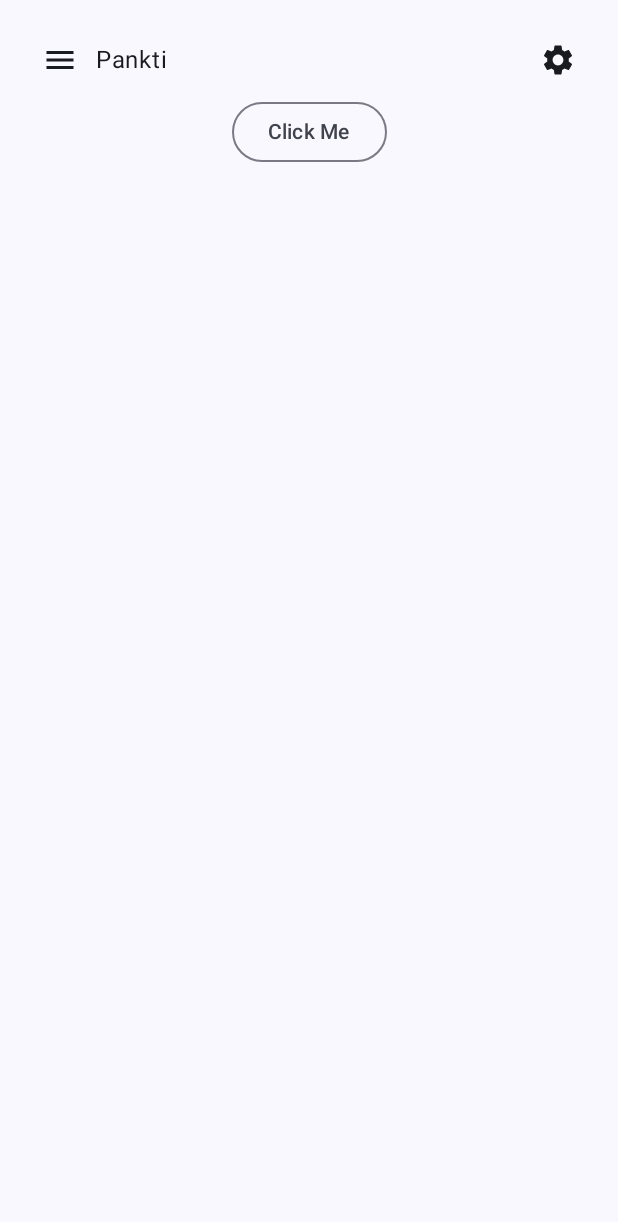
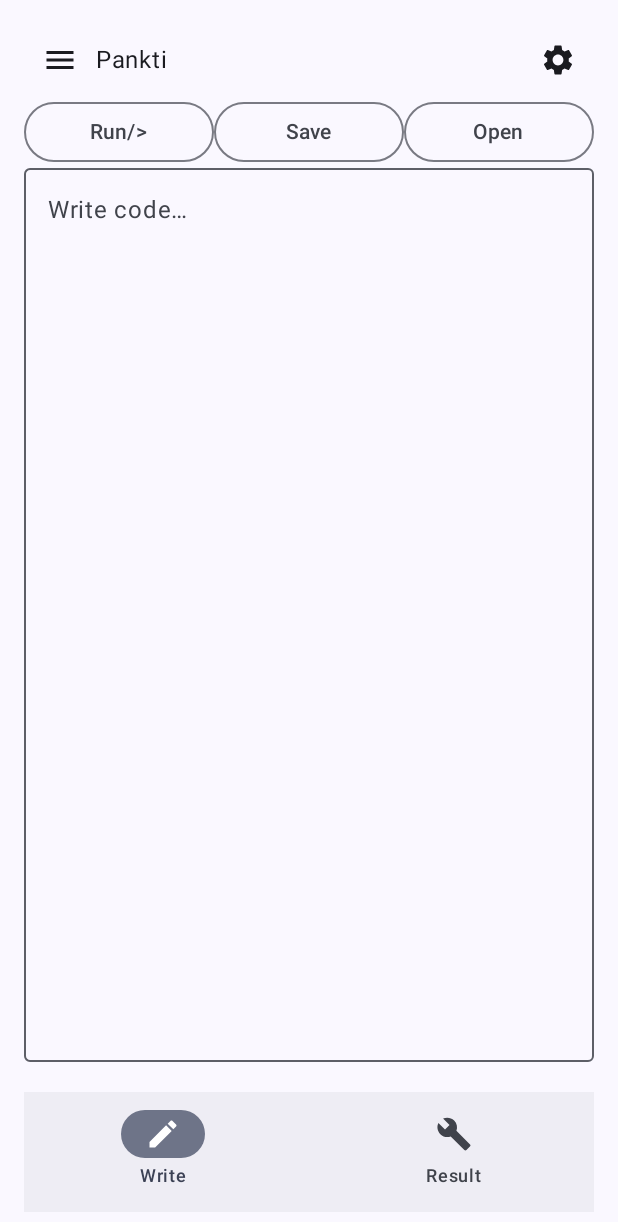
Before and after one commit to bauripalash/Pankti-Android, an Android app built with Jetpack Compose: the Editor screen opened through its navigation route, on a phone screen of 412 x 824 dp. Before the commit the part shown is almost empty. Shown: the top 1222 px of the screen. Run offline under Robolectric (Android 15) with nearby library versions, the phone set to English and light mode, and no system bars.

Commit message:
Added Editor Screen with Bottom Bar

```diff
--- a/app/src/main/java/bauri/palash/panktimob/views/EditorFragment.kt
+++ b/app/src/main/java/bauri/palash/panktimob/views/EditorFragment.kt
@@ -27,7 +27,7 @@ fun EditorFragment(scope: CoroutineScope, dState: DrawerState){
             verticalArrangement = Arrangement.Top,
             horizontalAlignment = Alignment.CenterHorizontally) {
             TopMenu(scope, dState )
-            EditorScreen("Mango")
+            EditorView()
         }
 
     }
--- a/app/src/main/java/bauri/palash/panktimob/views/EditorScreen.kt
+++ b/app/src/main/java/bauri/palash/panktimob/views/EditorScreen.kt
@@ -1,14 +1,170 @@
 package bauri.palash.panktimob.views
 
-import androidx.compose.material3.Button
-import androidx.compose.material3.OutlinedButton
-import androidx.compose.material3.Text
-import androidx.compose.runtime.Composable
+import android.annotation.SuppressLint
+import androidx.compose.foundation.layout.*
+//import androidx.compose.foundation.layout.RowScopeInstance.weight
+
+import androidx.compose.material.icons.Icons
+import androidx.compose.material.icons.filled.Build
+import androidx.compose.material.icons.filled.Edit
+import androidx.compose.material.icons.filled.Favorite
+import androidx.compose.material3.*
+import androidx.compose.runtime.*
+import androidx.compose.ui.Alignment
+import androidx.compose.ui.Modifier
+import androidx.compose.ui.res.stringResource
+import androidx.compose.ui.text.input.TextFieldValue
+import androidx.compose.ui.tooling.preview.Preview
+import androidx.compose.ui.unit.dp
+import androidx.navigation.NavController
+import androidx.navigation.NavHostController
+import androidx.navigation.compose.NavHost
+import androidx.navigation.compose.composable
+import androidx.navigation.compose.rememberNavController
+import bauri.palash.panktimob.R
+
+sealed class EditorScreenItems(var title : String , var route : String){
+    object Write : EditorScreenItems("Write" , "write")
+    object RunResult : EditorScreenItems("Result" , route = "result")
+}
+
+@OptIn(ExperimentalMaterial3Api::class)
+@Composable
+fun CodeEdit(){
+
+
+        val outval = remember {
+            mutableStateOf(TextFieldValue(""))
+        }
+        Column(
+            modifier = Modifier.fillMaxSize(),
+
+            verticalArrangement = Arrangement.Top,
+            horizontalAlignment = Alignment.CenterHorizontally
+        ) {
+            OutlinedTextField(
+                value = outval.value, onValueChange = { outval.value = it },
+                placeholder = { Text(text = stringResource(id = R.string.code_input_hint)) },
+                modifier = Modifier
+                    .fillMaxSize()
+                    .padding(bottom = 100.dp)
+
+
+            )
+
+        }
+
+
+
+}
+
+
+
+@OptIn(ExperimentalMaterial3Api::class)
+@Composable
+fun CodeResult(){
+    val outval = remember {
+        mutableStateOf(TextFieldValue(""))
+    }
+    Column(
+        modifier = Modifier.fillMaxSize(),
+
+        verticalArrangement = Arrangement.Top,
+        horizontalAlignment = Alignment.CenterHorizontally
+    ) {
+        OutlinedTextField(
+            value = outval.value, onValueChange = { outval.value = it },
+            placeholder = { Text(text = stringResource(id = R.string.code_output_hint)) },
+            modifier = Modifier
+                .fillMaxSize()
+                .padding(bottom = 100.dp)
+
+
+        )
+
+    }
+}
+
+@Composable
+fun EditorWriteScreen(navController: NavHostController){
+    Column(modifier = Modifier.fillMaxSize()) {
+        Row(modifier = Modifier.fillMaxWidth()) {
+            OutlinedButton(onClick = { /*TODO*/ } , modifier = Modifier.weight(0.4F)) {
+                Text(text = "Run/>")
+            }
+
+            OutlinedButton(onClick = { /*TODO*/ } , modifier = Modifier.weight(0.4F)) {
+                Text(text = "Save")
+            }
+            OutlinedButton(onClick = { /*TODO*/ } , modifier = Modifier.weight(0.4F)) {
+                Text(text = "Open")
+            }
+        }
+        NavHost(navController, startDestination = EditorScreenItems.Write.route) {
+            composable(EditorScreenItems.Write.route) {
+                CodeEdit()
+            }
+            composable(EditorScreenItems.RunResult.route) {
+                CodeResult()
+            }
+
+        }
+    }
+}
 
 @Composable
 fun EditorScreen( name : String ){
+    Column(modifier = Modifier.fillMaxSize()) {
+        OutlinedButton(onClick = { /*TODO*/ } , modifier = Modifier.weight(1F)) {
+            Text(text = "Click Me")
+        }
 
-    OutlinedButton(onClick = { /*TODO*/ }) {
-        Text(text = "Click Me")
+        //BottomNav()
     }
 }
+
+@Preview
+@OptIn(ExperimentalMaterial3Api::class)
+@SuppressLint("UnusedMaterial3ScaffoldPaddingParameter")
+@Composable
+fun EditorView(){
+    val navController = rememberNavController()
+    Scaffold(
+        bottomBar = { BottomNav(navController) }
+    ) {
+        EditorWriteScreen(navController = navController)
+    }
+}
+
+@Composable
+fun BottomNav(navController: NavHostController){
+    var sItem by remember {
+         mutableStateOf(0)
+    }
+
+    val items = listOf(EditorScreenItems.Write , EditorScreenItems.RunResult)
+
+    NavigationBar() {
+        //items.forEachIndexed{index , item ->
+            NavigationBarItem(selected = sItem == 0, onClick = {
+                sItem = 0
+                navController.navigate(EditorScreenItems.Write.route){
+                    popUpTo(navController.graph.startDestDisplayName)
+                }
+
+            } , label = { Text(text = EditorScreenItems.Write.title) } ,
+            icon = { Icon(Icons.Filled.Edit , contentDescription = EditorScreenItems.Write.title) }
+                )
+
+        NavigationBarItem(selected = sItem == 1, onClick = {
+            sItem = 1
+            navController.navigate(EditorScreenItems.RunResult.route){
+                popUpTo(navController.graph.startDestDisplayName)
+            }
+
+        } , label = { Text(text = EditorScreenItems.RunResult.title) } ,
+            icon = { Icon(Icons.Filled.Build , contentDescription = EditorScreenItems.RunResult.title) }
+        )
+        //}
+    }
+}
```
Also changed, not shown: app/src/main/java/bauri/palash/panktimob/views/Drawer.kt (+8 -1 lines).
